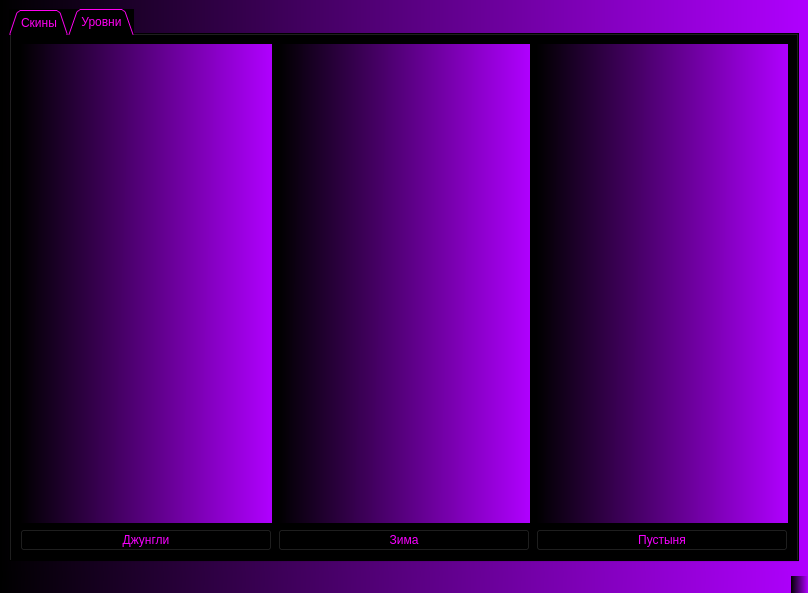
Old version of the form shop.ui in the repository Leonid-poc/Git_project.
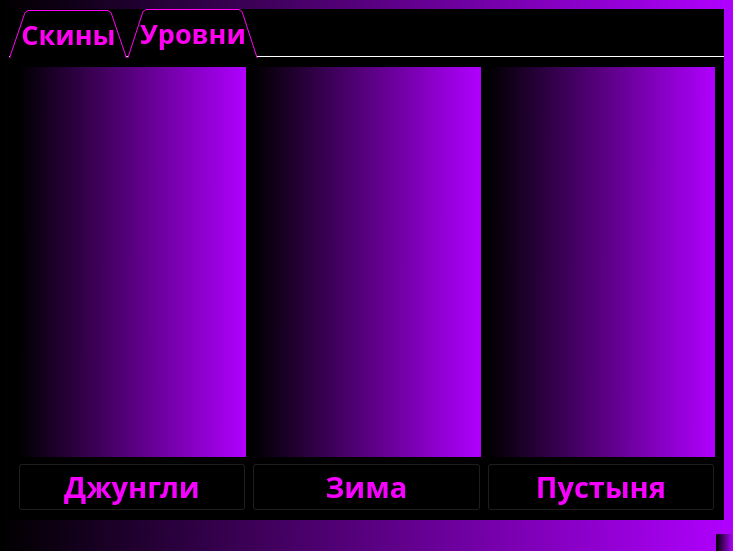
New version of the form.

```diff
--- a/shop.ui
+++ b/shop.ui
@@ -6,13 +6,22 @@
    <rect>
     <x>0</x>
     <y>0</y>
-    <width>808</width>
-    <height>593</height>
+    <width>733</width>
+    <height>551</height>
    </rect>
   </property>
   <property name="windowTitle">
    <string>MainWindow</string>
   </property>
+  <property name="windowOpacity">
+   <double>1.000000000000000</double>
+  </property>
+  <property name="toolTipDuration">
+   <number>-1</number>
+  </property>
+  <property name="layoutDirection">
+   <enum>Qt::LeftToRight</enum>
+  </property>
   <property name="styleSheet">
    <string notr="true">background-color: qlineargradient(spread:pad, x1:0, y1:0.943, x2:1, y2:0.944, stop:0 rgba(0, 0, 0, 255), stop:1 rgba(176, 0, 255, 255));</string>
   </property>
@@ -23,22 +32,51 @@
       <property name="enabled">
        <bool>true</bool>
       </property>
+      <property name="font">
+       <font>
+        <family>Rockwell</family>
+        <pointsize>20</pointsize>
+        <weight>75</weight>
+        <bold>true</bold>
+       </font>
+      </property>
+      <property name="mouseTracking">
+       <bool>false</bool>
+      </property>
+      <property name="tabletTracking">
+       <bool>false</bool>
+      </property>
+      <property name="autoFillBackground">
+       <bool>false</bool>
+      </property>
       <property name="styleSheet">
        <string notr="true">background-color: rgb(0, 0, 0);
 color: rgb(255, 0, 242);</string>
       </property>
+      <property name="tabPosition">
+       <enum>QTabWidget::North</enum>
+      </property>
       <property name="tabShape">
        <enum>QTabWidget::Triangular</enum>
       </property>
       <property name="currentIndex">
        <number>1</number>
       </property>
+      <property name="elideMode">
+       <enum>Qt::ElideNone</enum>
+      </property>
       <property name="usesScrollButtons">
        <bool>true</bool>
       </property>
+      <property name="documentMode">
+       <bool>true</bool>
+      </property>
       <property name="tabsClosable">
        <bool>false</bool>
       </property>
+      <property name="movable">
+       <bool>false</bool>
+      </property>
       <property name="tabBarAutoHide">
        <bool>false</bool>
       </property>
@@ -155,6 +193,14 @@
           <property name="enabled">
            <bool>true</bool>
           </property>
+          <property name="font">
+           <font>
+            <family>Rockwell</family>
+            <pointsize>22</pointsize>
+            <weight>75</weight>
+            <bold>true</bold>
+           </font>
+          </property>
           <property name="styleSheet">
            <string notr="true">background-color: rgb(0, 0, 0);
 color: rgb(247, 0, 255);</string>
@@ -184,6 +230,14 @@
           <property name="enabled">
            <bool>true</bool>
           </property>
+          <property name="font">
+           <font>
+            <family>Rockwell</family>
+            <pointsize>22</pointsize>
+            <weight>75</weight>
+            <bold>true</bold>
+           </font>
+          </property>
           <property name="styleSheet">
            <string notr="true">background-color: rgb(0, 0, 0);
 color: rgb(247, 0, 255);</string>
@@ -198,6 +252,14 @@
           <property name="enabled">
            <bool>true</bool>
           </property>
+          <property name="font">
+           <font>
+            <family>Rockwell</family>
+            <pointsize>22</pointsize>
+            <weight>75</weight>
+            <bold>true</bold>
+           </font>
+          </property>
           <property name="styleSheet">
            <string notr="true">background-color: rgb(0, 0, 0);
 color: rgb(247, 0, 255);</string>
```
Left out of the diff: 32 changed lines with no effect on the pictures.
